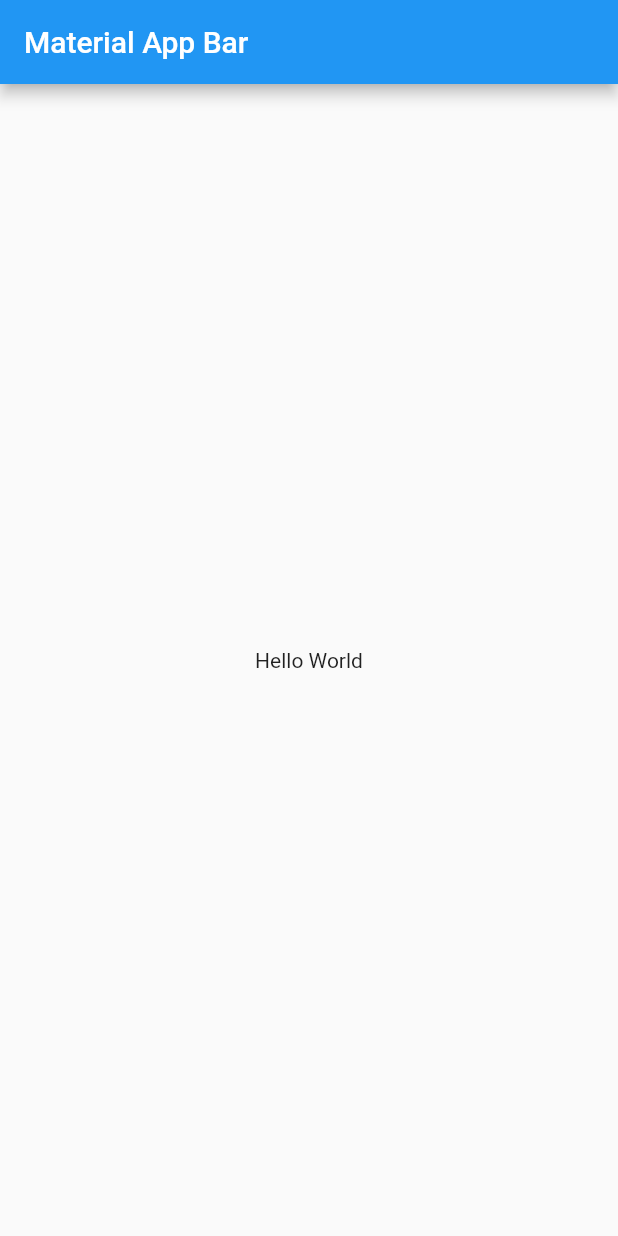
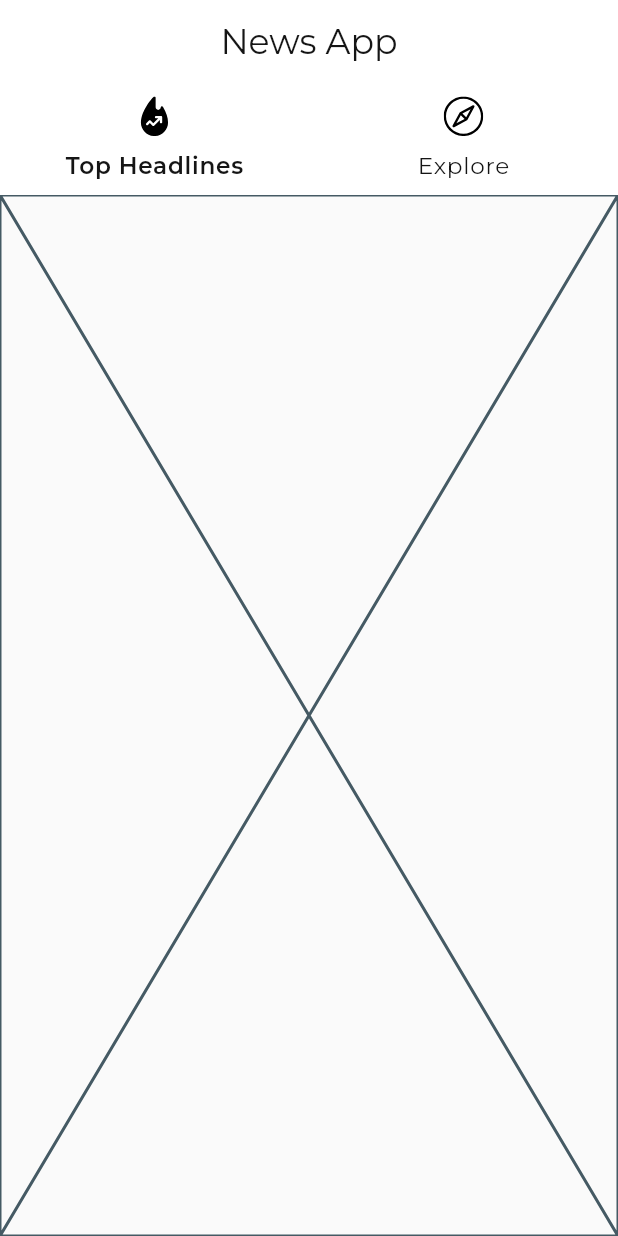
Before and after one commit to Yogi-99/news_app, a Flutter app: the screen it shows after launch, on a phone screen of 412 x 824 dp. Run offline on Flutter 3.47's test engine with Material 2 defaults, Android fonts, the phone set to English and light mode, and no system bars; our stand-ins replace dio, flutter_svg, google_fonts.

Commit message:
Add tabbar

```diff
--- a/lib/global/dio_client.dart
+++ b/lib/global/dio_client.dart
@@ -1,12 +1,12 @@
 import 'package:dio/dio.dart';
+
+import 'constants/endpoints.dart';
 
 class DioClient {
   static Dio dio = Dio(
     BaseOptions(
       baseUrl: KBaseUrl,
-      headers: {
-        'Authorization': 'Bearer ${LocalState.signedInUserToken}',
-      },
+      headers: {},
     ),
   );
 }
--- a/lib/global/resources/colors.dart
+++ b/lib/global/resources/colors.dart
@@ -0,0 +1,4 @@
+import 'package:flutter/cupertino.dart';
+
+const KWhiteColor = Color(0xFFFFFFFF);
+const KBlackColor = Color(0xFF151515);
--- /dev/null
+++ b/lib/global/resources/icons.dart
@@ -0,0 +1,4 @@
+const KTrendingIcon = 'assets/icons/trending.svg';
+const KTrendingSolidIcon = 'assets/icons/trending_solid.svg';
+const KExploreIcon = 'assets/icons/explore.svg';
+const KExploreSolidIcon = 'assets/icons/explore_solid.svg';
--- a/lib/global/route_generator.dart
+++ b/lib/global/route_generator.dart
@@ -0,0 +1,16 @@
+import 'package:flutter/material.dart';
+import 'package:news_app/screens/home/home_screen.dart';
+
+class RouteGenerator {
+  // ignore: missing_return
+  static Route<dynamic> generateRoute(RouteSettings routeSettings) {
+    switch (routeSettings.name) {
+      case HomeScreen.id:
+        return MaterialPageRoute(
+          builder: (context) => HomeScreen(),
+        );
+
+      default:
+    }
+  }
+}
--- /dev/null
+++ b/lib/global/theme/app_bar_theme.dart
@@ -0,0 +1,7 @@
+import 'package:flutter/material.dart';
+import 'package:news_app/global/resources/colors.dart';
+
+const KAppBarTheme = AppBarTheme(
+  color: KWhiteColor,
+  centerTitle: true,
+);
--- /dev/null
+++ b/lib/global/theme/text_theme.dart
@@ -0,0 +1,98 @@
+import 'package:flutter/material.dart';
+import 'package:google_fonts/google_fonts.dart';
+import 'package:news_app/global/resources/colors.dart';
+
+import '../size_config.dart';
+
+final kTextTheme = TextTheme(
+  headline1: headline1TextStyle,
+  headline2: headline2TextStyle,
+  headline3: headline3TextStyle,
+  headline4: headline4TextStyle,
+  headline5: headline5TextStyle,
+  headline6: headline6TextStyle,
+  subtitle1: subtitle1TextStyle,
+  subtitle2: subtitle2TextStyle,
+  bodyText1: bodyText1TextStyle,
+  bodyText2: bodyText2TextStyle,
+  button: buttonTextStyle,
+  caption: captionTextStyle,
+  overline: overlineTextStyle,
+).apply(
+    bodyColor: KBlackColor,
+    displayColor: KBlackColor,
+    decorationColor: KBlackColor);
+
+final TextStyle overlineTextStyle = GoogleFonts.montserrat(
+  fontSize: SizeConfig.ten,
+  fontWeight: FontWeight.w400,
+  letterSpacing: 1.5,
+);
+
+final TextStyle captionTextStyle = GoogleFonts.montserrat(
+  fontSize: SizeConfig.twelve,
+  fontWeight: FontWeight.w400,
+  letterSpacing: 0.4,
+);
+
+final TextStyle buttonTextStyle = GoogleFonts.montserrat(
+  fontSize: SizeConfig.fourteen,
+  fontWeight: FontWeight.w500,
+  letterSpacing: 1.25,
+);
+
+final TextStyle bodyText2TextStyle = GoogleFonts.montserrat(
+  fontSize: SizeConfig.fourteen,
+  fontWeight: FontWeight.w400,
+  letterSpacing: 0.25,
+);
+
+final TextStyle bodyText1TextStyle = GoogleFonts.montserrat(
+  fontSize: SizeConfig.sixteen,
+  fontWeight: FontWeight.w400,
+  letterSpacing: 0.5,
+);
+
+final TextStyle subtitle2TextStyle = GoogleFonts.montserrat(
+    fontSize: SizeConfig.fourteen,
+    fontWeight: FontWeight.w500,
+    letterSpacing: 0.1);
+
+final TextStyle subtitle1TextStyle = GoogleFonts.montserrat(
+  fontSize: SizeConfig.sixteen,
+  fontWeight: FontWeight.w400,
+  letterSpacing: 0.15,
+);
+
+final TextStyle headline6TextStyle = GoogleFonts.montserrat(
+  fontSize: SizeConfig.twenty,
+  fontWeight: FontWeight.w500,
+  letterSpacing: 0.15,
+);
+
+final TextStyle headline5TextStyle = GoogleFonts.montserrat(
+  fontSize: SizeConfig.twentyFour,
+  fontWeight: FontWeight.w400,
+);
+
+final TextStyle headline4TextStyle = GoogleFonts.montserrat(
+    fontSize: SizeConfig.thirtyFour,
+    fontWeight: FontWeight.w400,
+    letterSpacing: 0.25);
+
+final TextStyle headline3TextStyle = GoogleFonts.montserrat(
+  fontSize: SizeConfig.fortyEight,
+  fontWeight: FontWeight.w400,
+);
+
+final TextStyle headline2TextStyle = GoogleFonts.montserrat(
+  fontSize: SizeConfig.sixtyOne,
+  fontWeight: FontWeight.w300,
+  letterSpacing: -0.5,
+);
+
+final TextStyle headline1TextStyle = GoogleFonts.montserrat(
+  fontSize: SizeConfig.ninetySeven,
+  fontWeight: FontWeight.w300,
+  letterSpacing: -1.5,
+);
--- /dev/null
+++ b/lib/global/ui_state.dart
@@ -0,0 +1 @@
+enum UiState { idle, loading }
--- a/lib/main.dart
+++ b/lib/main.dart
@@ -1,4 +1,12 @@
 import 'package:flutter/material.dart';
+import 'package:news_app/global/resources/colors.dart';
+import 'package:news_app/global/route_generator.dart';
+import 'package:news_app/global/theme/app_bar_theme.dart';
+import 'package:news_app/global/theme/text_theme.dart';
+import 'package:news_app/provider/news_provider.dart';
+import 'package:news_app/screens/home/home_screen.dart';
+import 'package:news_app/screens/home/provider/home_provider.dart';
+import 'package:provider/provider.dart';
 
 import 'global/size_config.dart';
 
@@ -11,17 +19,15 @@ class MyApp extends StatelessWidget {
       builder: (context, constraints) => OrientationBuilder(
         builder: (context, orientation) {
           SizeConfig.init(constraints, orientation);
-          return MaterialApp(
-            title: 'Material App',
-            home: Scaffold(
-              appBar: AppBar(
-                title: Text('Material App Bar'),
-              ),
-              body: Center(
-                child: Container(
-                  child: Text('Hello World'),
-                ),
-              ),
+          return ChangeNotifierProvider<HomeProvider>(
+            create: (context) => HomeProvider(),
+            child: MaterialApp(
+              title: 'News App',
+              theme: ThemeData.light()
+                  .copyWith(textTheme: kTextTheme, appBarTheme: KAppBarTheme),
+              debugShowCheckedModeBanner: false,
+              onGenerateRoute: RouteGenerator.generateRoute,
+              initialRoute: HomeScreen.id,
             ),
           );
         },
--- /dev/null
+++ b/lib/screens/home/home_screen.dart
@@ -0,0 +1,98 @@
+import 'package:flutter/material.dart';
+import 'package:flutter_svg/flutter_svg.dart';
+import 'package:news_app/screens/home/provider/home_provider.dart';
+import 'package:provider/provider.dart';
+
+import '../../global/resources/colors.dart';
+import '../../global/resources/icons.dart';
+import '../../global/size_config.dart';
+
+class HomeScreen extends StatefulWidget {
+  static const String id = 'home_screen';
+
+  @override
+  _HomeScreenState createState() => _HomeScreenState();
+}
+
+class _HomeScreenState extends State<HomeScreen>
+    with SingleTickerProviderStateMixin {
+  TextTheme _textTheme;
+
+  @override
+  void initState() {
+    super.initState();
+
+    Provider.of<HomeProvider>(context, listen: false)
+        .init(context, TabController(length: 2, vsync: this));
+  }
+
+  @override
+  void dispose() {
+    Provider.of<HomeProvider>(context, listen: false).disposeTabController();
+    super.dispose();
+  }
+
+  @override
+  Widget build(BuildContext context) {
+    _textTheme = Theme.of(context).textTheme;
+
+    return Consumer<HomeProvider>(
+      builder: (context, homeProvider, child) => Scaffold(
+        body: NestedScrollView(
+          headerSliverBuilder: (context, innerBoxIsScrolled) =>
+              [_sliverAppBar(innerBoxIsScrolled, homeProvider)],
+          body: _tabBarView(homeProvider),
+        ),
+      ),
+    );
+  }
+
+  SliverAppBar _sliverAppBar(
+    bool innerBoxIsScrolled,
+    HomeProvider homeProvider,
+  ) =>
+      SliverAppBar(
+        title: Text(
+          'News App',
+          style: _textTheme.headline5,
+        ),
+        pinned: true,
+        floating: true,
+        snap: true,
+        forceElevated: innerBoxIsScrolled,
+        elevation: 0.0,
+        bottom: _tabBar(homeProvider),
+      );
+
+  TabBar _tabBar(HomeProvider homeProvider) => TabBar(
+        controller: homeProvider.tabController,
+        labelStyle: _textTheme.bodyText1.copyWith(fontWeight: FontWeight.w600),
+        unselectedLabelStyle: _textTheme.bodyText1,
+        labelColor: KBlackColor,
+        indicator: UnderlineTabIndicator(borderSide: BorderSide.none),
+        tabs: [
+          Tab(
+            icon: SvgPicture.asset(
+              homeProvider.trendingIcon,
+              height: SizeConfig.textMultiplier * 4,
+            ),
+            text: 'Top Headlines',
+          ),
+          Tab(
+            icon: SvgPicture.asset(
+              homeProvider.exploreIcon,
+              height: SizeConfig.textMultiplier * 4,
+            ),
+            text: 'Explore',
+          ),
+        ],
+      );
+
+  _tabBarView(HomeProvider homeProvider) => TabBarView(
+        controller: homeProvider.tabController,
+        children: [
+          Placeholder(),
+          Placeholder(),
+        ],
+      );
+}
--- /dev/null
+++ b/lib/screens/home/provider/home_provider.dart
@@ -0,0 +1,32 @@
+import 'package:flutter/foundation.dart';
+import 'package:flutter/material.dart';
+import 'package:news_app/global/resources/icons.dart';
+
+class HomeProvider extends ChangeNotifier {
+  BuildContext _context;
+
+  init(BuildContext context, TabController controller) {
+    _context = context;
+    _setTabController(controller);
+  }
+
+  // ******************* Tab controller ***************************
+
+  TabController _tabController;
+  TabController get tabController => _tabController;
+  void _setTabController(TabController controller) {
+    _tabController = controller..addListener(() => notifyListeners());
+  }
+
+  int get _selectedTabIndex => tabController?.index;
+
+  String get trendingIcon =>
+      _selectedTabIndex == 0 ? KTrendingSolidIcon : KTrendingIcon;
+
+  String get exploreIcon =>
+      _selectedTabIndex == 1 ? KExploreSolidIcon : KExploreIcon;
+
+  void disposeTabController() {
+    _tabController.dispose();
+  }
+}
--- /dev/null
+++ b/lib/services/news_service.dart
@@ -0,0 +1 @@
+class NewsService {}
```
Also changed, not shown: lib/provider/news_provider.dart (added, +24 -0 lines), pubspec.yaml (+4 -3 lines), assets/icons/explore.svg (added), assets/icons/explore_solid.svg (added), assets/icons/trending.svg (added), assets/icons/trending_solid.svg (added), pubspec.lock, 1 other file.
